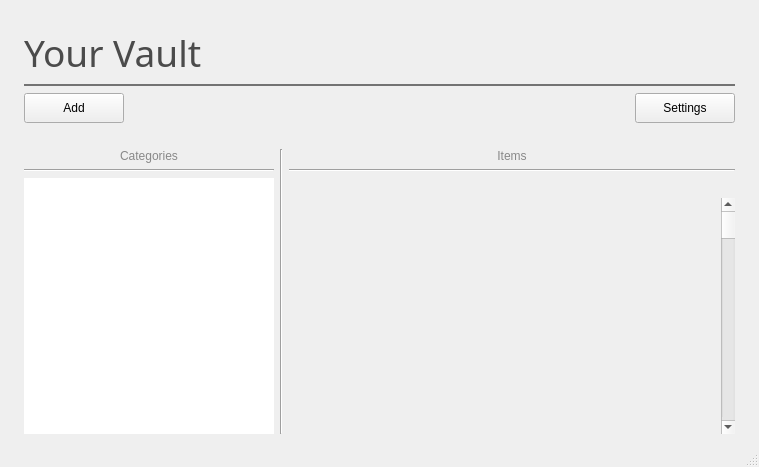
First picture: the form in manager_window.ui, repository Affan-Mushahid/KeepSake, before the edit.
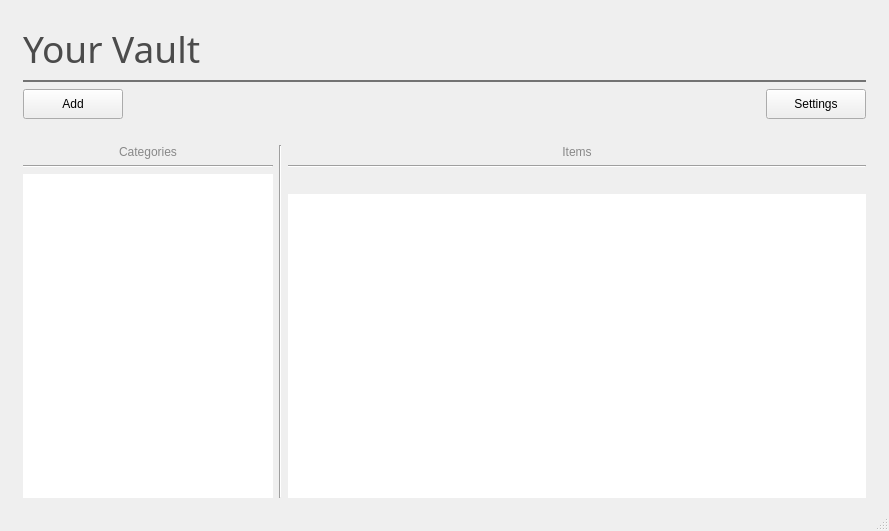
Second picture: the form after the edit.

Commit message: All GUI classes made

```diff
--- a/manager_window.ui
+++ b/manager_window.ui
@@ -6,8 +6,8 @@
    <rect>
     <x>0</x>
     <y>0</y>
-    <width>759</width>
-    <height>467</height>
+    <width>889</width>
+    <height>531</height>
    </rect>
   </property>
   <property name="windowTitle">
@@ -15,15 +15,6 @@
   </property>
   <widget class="QWidget" name="centralWidget">
    <layout class="QGridLayout" name="gridLayout">
-    <property name="leftMargin">
-     <number>12</number>
-    </property>
-    <property name="topMargin">
-     <number>15</number>
-    </property>
-    <property name="rightMargin">
-     <number>12</number>
-    </property>
     <item row="0" column="0">
      <layout class="QVBoxLayout" name="verticalLayout">
       <property name="leftMargin">
@@ -280,44 +271,23 @@
                  <enum>QLayout::SetDefaultConstraint</enum>
                 </property>
                 <item>
-                 <spacer name="verticalSpacer">
-                  <property name="orientation">
-                   <enum>Qt::Vertical</enum>
+                 <widget class="QListWidget" name="listWidget_2">
+                  <property name="frameShape">
+                   <enum>QFrame::NoFrame</enum>
                   </property>
-                  <property name="sizeHint" stdset="0">
-                   <size>
-                    <width>20</width>
-                    <height>40</height>
-                   </size>
+                  <property name="verticalScrollMode">
+                   <enum>QAbstractItemView::ScrollPerPixel</enum>
                   </property>
-                 </spacer>
-                </item>
-               </layout>
-              </item>
-              <item>
-               <layout class="QVBoxLayout" name="items_container">
-                <item>
-                 <spacer name="horizontalSpacer_3">
-                  <property name="orientation">
-                   <enum>Qt::Horizontal</enum>
+                  <property name="horizontalScrollMode">
+                   <enum>QAbstractItemView::ScrollPerPixel</enum>
                   </property>
-                  <property name="sizeHint" stdset="0">
-                   <size>
-                    <width>40</width>
-                    <height>20</height>
-                   </size>
+                  <property name="sortingEnabled">
+                   <bool>true</bool>
                   </property>
-                 </spacer>
+                 </widget>
                 </item>
                </layout>
               </item>
-              <item>
-               <widget class="QScrollBar" name="verticalScrollBar">
-                <property name="orientation">
-                 <enum>Qt::Vertical</enum>
-                </property>
-               </widget>
-              </item>
              </layout>
             </item>
            </layout>
```
Left out of the diff: 6 changed lines with no effect on the pictures. The commit also changes 7 other files.
